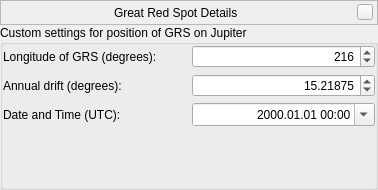
First picture: the form in src/gui/greatRedSpotDialog.ui, repository 519984307/stellarium_src, before the edit.
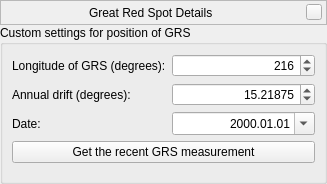
Second picture: the form after the edit. Custom widgets are drawn as their Qt base class.

Commit message: Let's allows users to get the recent GRS measurements when button is pressed

```diff
--- a/src/gui/greatRedSpotDialog.ui
+++ b/src/gui/greatRedSpotDialog.ui
@@ -6,8 +6,8 @@
    <rect>
     <x>0</x>
     <y>0</y>
-    <width>378</width>
-    <height>190</height>
+    <width>327</width>
+    <height>184</height>
    </rect>
   </property>
   <layout class="QVBoxLayout" name="verticalLayout">
@@ -130,21 +130,22 @@
       <bool>true</bool>
      </property>
      <property name="title">
-      <string>Custom settings for position of GRS on Jupiter</string>
+      <string>Custom settings for position of GRS</string>
      </property>
      <layout class="QGridLayout" name="gridLayout">
-      <property name="leftMargin">
-       <number>0</number>
-      </property>
-      <property name="topMargin">
-       <number>0</number>
-      </property>
-      <property name="rightMargin">
-       <number>0</number>
-      </property>
-      <property name="bottomMargin">
-       <number>0</number>
-      </property>
+      <item row="4" column="0">
+       <spacer name="verticalSpacer">
+        <property name="orientation">
+         <enum>Qt::Vertical</enum>
+        </property>
+        <property name="sizeHint" stdset="0">
+         <size>
+          <width>20</width>
+          <height>40</height>
+         </size>
+        </property>
+       </spacer>
+      </item>
       <item row="1" column="1">
        <widget class="QDoubleSpinBox" name="driftDoubleSpinBox">
         <property name="alignment">
@@ -167,19 +168,6 @@
         </property>
        </widget>
       </item>
-      <item row="2" column="0">
-       <widget class="QLabel" name="jdLabel">
-        <property name="toolTip">
-         <string/>
-        </property>
-        <property name="whatsThis">
-         <string>Extinction is the loss of star brightness due to Earth's atmosphere. It is given in mag/airmass, where airmass is number of atmospheres light has to pass. (zenith: 1; horizon: about 40)</string>
-        </property>
-        <property name="text">
-         <string>Date and Time (UTC):</string>
-        </property>
-       </widget>
-      </item>
       <item row="2" column="1">
        <widget class="QDateTimeEdit" name="jdDateTimeEdit">
         <property name="inputMethodHints">
@@ -189,7 +177,7 @@
          <set>Qt::AlignRight|Qt::AlignTrailing|Qt::AlignVCenter</set>
         </property>
         <property name="displayFormat">
-         <string>yyyy.MM.dd hh:mm</string>
+         <string>yyyy.MM.dd</string>
         </property>
         <property name="calendarPopup">
          <bool>true</bool>
@@ -209,22 +197,6 @@
         </property>
        </widget>
       </item>
-      <item row="3" column="0">
-       <spacer name="verticalSpacer_2">
-        <property name="orientation">
-         <enum>Qt::Vertical</enum>
-        </property>
-        <property name="sizeType">
-         <enum>QSizePolicy::Expanding</enum>
-        </property>
-        <property name="sizeHint" stdset="0">
-         <size>
-          <width>0</width>
-          <height>0</height>
-         </size>
-        </property>
-       </spacer>
-      </item>
       <item row="0" column="0">
        <widget class="QLabel" name="longitudeLabel">
         <property name="text">
@@ -245,6 +217,32 @@
         </property>
        </widget>
       </item>
+      <item row="2" column="0">
+       <widget class="QLabel" name="jdLabel">
+        <property name="toolTip">
+         <string/>
+        </property>
+        <property name="whatsThis">
+         <string>Extinction is the loss of star brightness due to Earth's atmosphere. It is given in mag/airmass, where airmass is number of atmospheres light has to pass. (zenith: 1; horizon: about 40)</string>
+        </property>
+        <property name="text">
+         <string>Date:</string>
+        </property>
+       </widget>
+      </item>
+      <item row="3" column="0" colspan="2">
+       <widget class="QPushButton" name="recentGrsMeasurementPushButton">
+        <property name="toolTip">
+         <string/>
+        </property>
+        <property name="text">
+         <string>Get the recent GRS measurement</string>
+        </property>
+        <property name="flat">
+         <bool>false</bool>
+        </property>
+       </widget>
+      </item>
      </layout>
     </widget>
    </item>
```
The commit also changes 3 other files.
